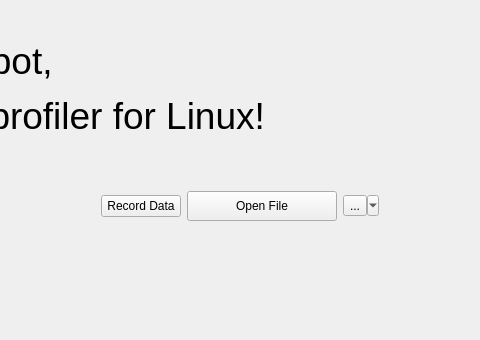
KDAB/hotspot, file src/startpage.ui: the form before one commit; both pictures show x 301 to 781 and y 0 to 340 of the 1081 by 340 pixel window.
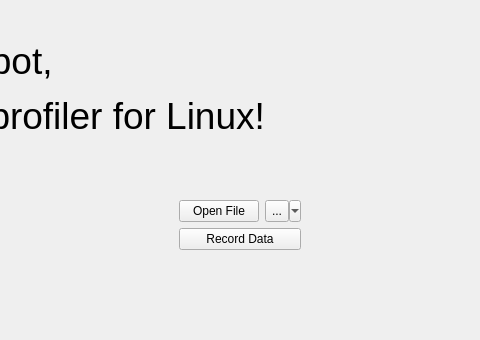
The form after the commit. Icons and pictures are not drawn.

Commit message:
Rework the start page layout
Place the open file + settings buttons in one row, and the record
button in a row below. The settings only apply to opening a file
after all. When we launch a new record, the defaults should be
fine and no settings need to be set.

Also ensure that the settings button and other buttons have the
same height. The record button on the other hand has the same width
as the file open button and settings paired together.

Diff of the .ui file:
```diff
--- a/src/startpage.ui
+++ b/src/startpage.ui
@@ -69,32 +69,10 @@
            </spacer>
           </item>
           <item>
-           <widget class="QPushButton" name="recordDataButton">
-            <property name="toolTip">
-             <string>Record perf data</string>
-            </property>
-            <property name="text">
-             <string>Record Data</string>
-            </property>
-            <property name="icon">
-             <iconset theme="media-record"/>
-            </property>
-           </widget>
-          </item>
-          <item>
+           <widget class="QWidget" name="widget_3" native="true">
+            <layout class="QGridLayout" name="gridLayout">
+             <item row="0" column="0">
            <widget class="QPushButton" name="openFileButton">
-            <property name="minimumSize">
-             <size>
-              <width>150</width>
-              <height>30</height>
-             </size>
-            </property>
-            <property name="maximumSize">
-             <size>
-              <width>150</width>
-              <height>16777215</height>
-             </size>
-            </property>
             <property name="toolTip">
              <string>Open a perf.data file</string>
             </property>
@@ -105,19 +83,22 @@
              <iconset theme="document-open">
               <normaloff>.</normaloff>.</iconset>
             </property>
-            <property name="iconSize">
-             <size>
-              <width>20</width>
-              <height>20</height>
-             </size>
-            </property>
-            <property name="flat">
-             <bool>false</bool>
+               <property name="autoDefault">
+                <bool>true</bool>
             </property>
            </widget>
           </item>
-          <item>
+             <item row="0" column="1">
            <widget class="QToolButton" name="pathSettings">
+               <property name="sizePolicy">
+                <sizepolicy hsizetype="Minimum" vsizetype="Expanding">
+                 <horstretch>0</horstretch>
+                 <verstretch>0</verstretch>
+                </sizepolicy>
+               </property>
+               <property name="toolTip">
+                <string>Configure hotspot settings to properly load data files from embedded systems or remote machines</string>
+               </property>
             <property name="text">
              <string>...</string>
             </property>
@@ -128,6 +109,32 @@
             <property name="popupMode">
              <enum>QToolButton::MenuButtonPopup</enum>
             </property>
+              </widget>
+             </item>
+             <item row="1" column="0" colspan="2">
+              <widget class="QPushButton" name="recordDataButton">
+               <property name="sizePolicy">
+                <sizepolicy hsizetype="Expanding" vsizetype="Expanding">
+                 <horstretch>0</horstretch>
+                 <verstretch>0</verstretch>
+                </sizepolicy>
+               </property>
+               <property name="toolTip">
+                <string>Record perf data</string>
+               </property>
+               <property name="text">
+                <string>Record Data</string>
+               </property>
+               <property name="icon">
+                <iconset theme="media-record">
+                 <normaloff>.</normaloff>.</iconset>
+               </property>
+               <property name="autoDefault">
+                <bool>true</bool>
+               </property>
+              </widget>
+             </item>
+            </layout>
            </widget>
           </item>
           <item>
```
Lines whose indentation alone changed are shown as unchanged. The commit also changes 1 other file.
